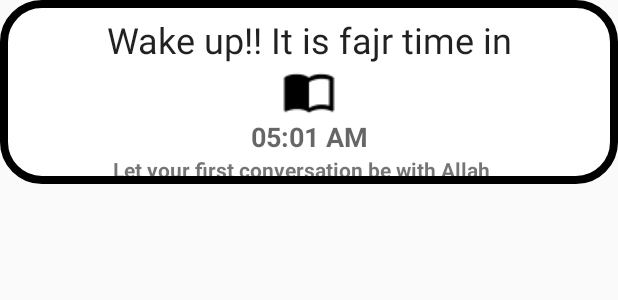
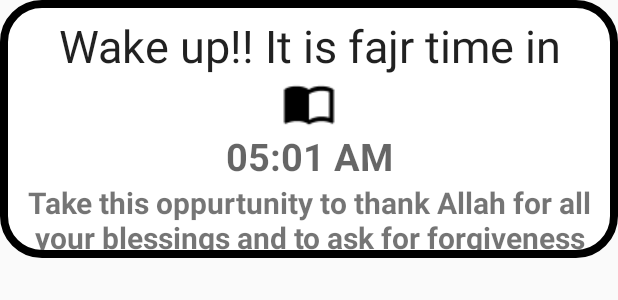
Before and after one commit to RahZams/IslamicInfo, an Android app: the layout fragment_notif_dialog.xml on its own in the app's theme, with its tools: preview values and no code run, on a phone screen of 412 x 824 dp. Shown: the top 300 px of the screen. Run offline under Robolectric (Android 15) with nearby library versions, the phone set to English and light mode, and no system bars; Roboto replaces fonts that are not available here.

Commit message:
initial commit

```diff
--- a/app/src/main/res/drawable/curve_shaped.xml
+++ b/app/src/main/res/drawable/curve_shaped.xml
@@ -1,12 +1,11 @@
 <?xml version="1.0" encoding="utf-8"?>
-<shape xmlns:android="http://schemas.android.com/apk/res/android">
+<shape xmlns:android="http://schemas.android.com/apk/res/android"
+    android:shape="rectangle">
     <solid android:color="@color/white"/>
     <stroke android:color="@color/black"
         android:width="@dimen/dialog_stroke_width"/>
     <corners android:bottomLeftRadius="@dimen/text_size"
         android:bottomRightRadius="@dimen/text_size"
         android:topLeftRadius="@dimen/text_size"
-        android:topRightRadius="@dimen/text_size"
-        />
-
+        android:topRightRadius="@dimen/text_size"/>
 </shape>
--- a/app/src/main/res/layout/fragment_notif_dialog.xml
+++ b/app/src/main/res/layout/fragment_notif_dialog.xml
@@ -1,66 +1,69 @@
 <?xml version="1.0" encoding="utf-8"?>
-<FrameLayout xmlns:android="http://schemas.android.com/apk/res/android"
-    xmlns:tools="http://schemas.android.com/tools"
+<androidx.constraintlayout.widget.ConstraintLayout xmlns:android="http://schemas.android.com/apk/res/android"
     xmlns:app="http://schemas.android.com/apk/res-auto"
     android:layout_width="match_parent"
     android:layout_height="wrap_content"
-    android:background="@drawable/curve_shaped"
-    tools:context=".src.main.java.com.view.NotifDialogFragment">
-
-    <androidx.constraintlayout.widget.ConstraintLayout
-        android:layout_width="match_parent"
-        android:layout_height="match_parent">
+    android:background="@drawable/curve_shaped">
 
     <TextView
-        android:layout_marginTop="@dimen/padding_top_bottom"
         android:id="@+id/dialog_title"
         android:layout_width="0dp"
         android:layout_height="wrap_content"
+        android:layout_marginTop="@dimen/padding_top_bottom"
         android:text="@string/fajr_title_notif"
         android:textAlignment="center"
         android:textAppearance="@style/TextAppearance.AppCompat.Headline"
+        android:textSize="30dp"
+        app:layout_constraintEnd_toEndOf="parent"
         app:layout_constraintStart_toStartOf="parent"
-        app:layout_constraintEnd_toEndOf="parent"
-        app:layout_constraintTop_toTopOf="parent"/>
+        app:layout_constraintTop_toTopOf="parent" />
 
     <ImageView
         android:id="@+id/dialog_image"
         android:layout_width="0dp"
         android:layout_height="wrap_content"
-        app:layout_constraintStart_toStartOf="parent"
+        android:contentDescription="@string/image_desc"
         android:src="@drawable/ic_quran"
         app:layout_constraintEnd_toEndOf="parent"
-        android:contentDescription="@string/image_desc"
-        app:layout_constraintTop_toBottomOf="@+id/dialog_title"/>
+        app:layout_constraintStart_toStartOf="parent"
+        app:layout_constraintTop_toBottomOf="@+id/dialog_title" />
 
     <TextView
         android:id="@+id/dialog_time_text"
         android:layout_width="0dp"
+        android:layout_height="wrap_content"
         android:text="@string/prayer_time"
-        android:layout_height="wrap_content"
         android:textAlignment="center"
         android:textAppearance="@style/TextAppearance.AppCompat.Medium"
-        app:layout_constraintTop_toBottomOf="@id/dialog_image"
+        android:textSize="25dp"
+        android:textStyle="bold"
         app:layout_constraintEnd_toEndOf="parent"
-        android:textStyle="bold"
-        app:layout_constraintStart_toStartOf="parent" />
+        app:layout_constraintStart_toStartOf="parent"
+        app:layout_constraintTop_toBottomOf="@id/dialog_image" />
 
     <TextView
-        android:layout_marginEnd="@dimen/padding_top_bottom"
         android:id="@+id/dialog_desc"
         android:layout_width="0dp"
         android:layout_height="wrap_content"
+        android:text="@string/isha_desc"
+        android:textAlignment="center"
+        android:textAppearance="@style/TextAppearance.AppCompat.Small"
+        android:textSize="20dp"
+        android:textStyle="bold"
         app:layout_constraintEnd_toEndOf="parent"
         app:layout_constraintStart_toStartOf="parent"
-        app:layout_constraintTop_toBottomOf="@id/dialog_time_text"
-        android:text="@string/fajr_desc"
-        android:textAlignment="center"
-        android:textStyle="bold"
-        android:layout_marginBottom="@dimen/padding_left_right"
-        android:textAppearance="@style/TextAppearance.AppCompat.Small"/>
-    </androidx.constraintlayout.widget.ConstraintLayout>
+        app:layout_constraintTop_toBottomOf="@id/dialog_time_text" />
 
-
-
-
-</FrameLayout>
+<!--    <Button-->
+<!--        android:id="@+id/closeButton"-->
+<!--        android:layout_width="0dp"-->
+<!--        android:layout_height="wrap_content"-->
+<!--        android:background="@color/white"-->
+<!--        android:text="@string/close"-->
+<!--        android:textAlignment="center"-->
+<!--        android:textColor="@color/colorAccent"-->
+<!--        android:textStyle="bold"-->
+<!--        app:layout_constraintEnd_toEndOf="parent"-->
+<!--        app:layout_constraintStart_toStartOf="parent"-->
+<!--        app:layout_constraintTop_toBottomOf="@+id/dialog_desc" />-->
+</androidx.constraintlayout.widget.ConstraintLayout>
--- a/app/src/main/res/values/styles.xml
+++ b/app/src/main/res/values/styles.xml
@@ -8,4 +8,11 @@
         <item name="colorAccent">@color/colorAccent</item>
     </style>
 
+    <style name="Transparent" parent="Theme.AppCompat.Light.NoActionBar">
+        <item name="android:windowBackground">@android:color/transparent</item>
+        <item name="android:windowContentOverlay">@null</item>
+        <item name="android:windowNoTitle">true</item>
+        <item name="android:windowIsFloating">true</item>
+        <item name="android:backgroundDimEnabled">false</item>
+    </style>
 </resources>
```
Also changed, not shown: app/src/main/AndroidManifest.xml (+2 -5 lines), app/src/main/java/com/example/islamicinfoapp/src/main/java/com/Receivers/ReminderReceiver.java (+2 -5 lines), app/src/main/java/com/example/islamicinfoapp/src/main/java/com/utilities/AlertDialogActivity.java (deleted, +0 -47 lines), app/src/main/java/com/example/islamicinfoapp/src/main/java/com/view/DialogActivity.java (added, +54 -0 lines), app/src/main/java/com/example/islamicinfoapp/src/main/java/com/view/DialogFragmentActivity.java (deleted, +0 -18 lines), app/src/main/java/com/example/islamicinfoapp/src/main/java/com/view/NotifDialogFragment.java (deleted, +0 -43 lines), app/src/main/res/layout/activity_dialog_fragment.xml (deleted, +0 -14 lines).
